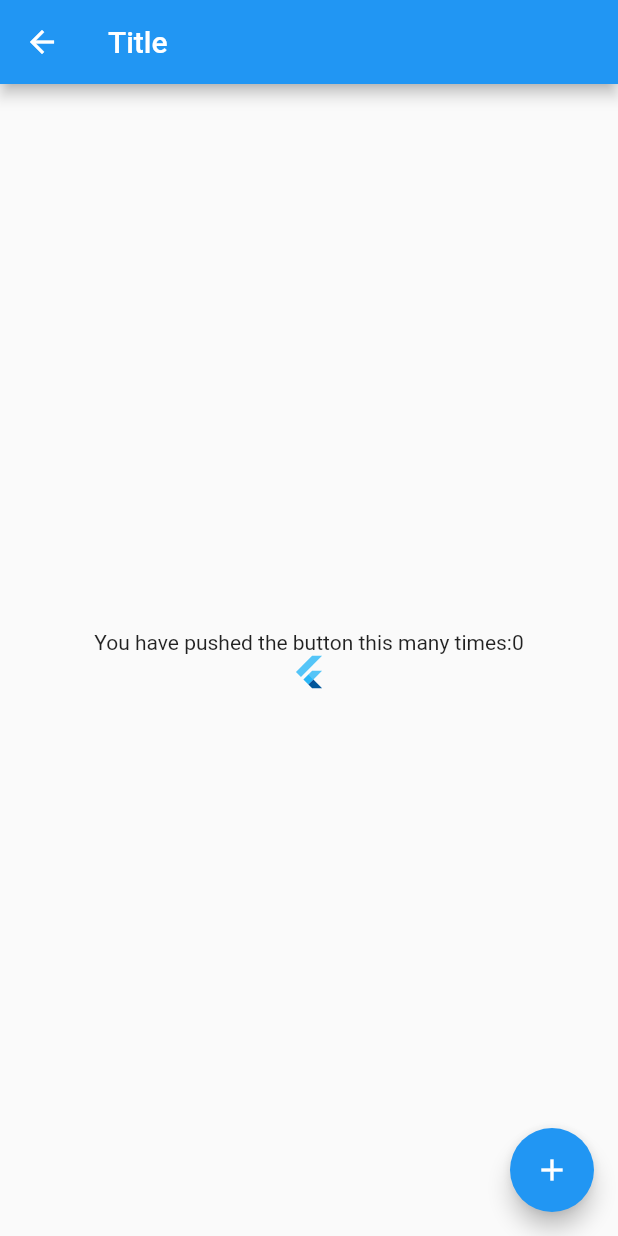
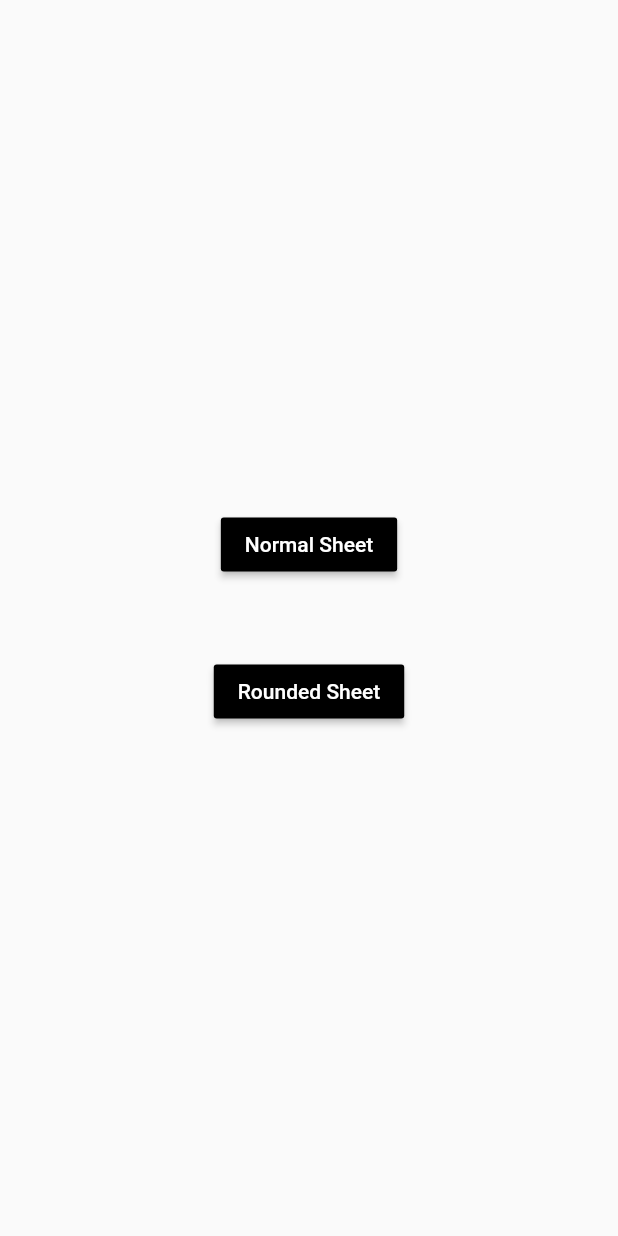
Before and after one commit to kevintonb/snippets, a Flutter app: the screen it shows after launch, after a tap on "#32 Screenshot Widget", on a phone screen of 412 x 824 dp. Run offline on Flutter 3.47's test engine with Material 2 defaults, Android fonts, the phone set to English and light mode, and no system bars; drawn by our look-alikes of screenshot; our stand-ins replace avatar_glow, confetti; missing offline and left inert: circular_reveal_animation; network calls fail.

Commit message:
Rounded Bottom Sheet Corner

```diff
--- a/lib/main.dart
+++ b/lib/main.dart
@@ -115,7 +115,7 @@ class _MyHomePageState extends State<MyHomePage> {
               color: Colors.amber,
               onPressed: () => Navigator.push(
                 context,
-                MaterialPageRoute(builder: (context) => ScreenshotWidget()),
+                MaterialPageRoute(builder: (context) => BottomSheetRound()),
               ),
             ),
           ),
--- a/lib/snips/Screenshot.dart
+++ b/lib/snips/Screenshot.dart
@@ -1,99 +1,70 @@
 import 'dart:io';
-import 'package:image_save/image_save.dart';
+import 'package:flutter/material.dart';
 
 
-import 'package:flutter/material.dart';
-import 'package:screenshot/screenshot.dart';
+// void main() => runApp(MyApp());
 
-void main() => runApp(MyApp());
-
-class MyApp extends StatelessWidget {
-  // This widget is the root of your application.
+class BottomSheetRound extends StatefulWidget {
   @override
-  Widget build(BuildContext context) {
-    return MaterialApp(
-      title: 'Flutter Demo',
-      theme: ThemeData(
-        primarySwatch: Colors.blue,
-      ),
-      home: ScreenshotWidget(title: 'Screenshot Demo Home Page'),
-    );
-  }
+  _BottomSheetRoundState createState() => _BottomSheetRoundState();
 }
 
-class ScreenshotWidget extends StatefulWidget {
-  ScreenshotWidget({Key key, this.title}) : super(key: key);
-  final String title;
+class _BottomSheetRoundState extends State<BottomSheetRound> {
 
-  @override
-  _ScreenshotWidgetState createState() => _ScreenshotWidgetState();
-}
-
-class _ScreenshotWidgetState extends State<ScreenshotWidget> {
-  int _counter = 0;
-  File _imageFile;
-
-  ScreenshotController screenshotController = ScreenshotController();
 
   @override
   void initState() {
-    // TODO: implement initState
     super.initState();
-  }
-
-  void _incrementCounter() {
-    setState(() {
-      _counter++;
-    });
   }
 
   @override
   Widget build(BuildContext context) {
     return Scaffold(
-      appBar: AppBar(
-        title: Text("Title"),
-      ),
-      body: Container(
-        child: new Center(
-          child: Column(
-            mainAxisAlignment: MainAxisAlignment.center,
-            children: <Widget>[
-              Screenshot(
-                controller: screenshotController,
-                child: Column(
-                  children: <Widget>[
-                    Text(
-                      'You have pushed the button this many times:' +
-                          _counter.toString(),
+      body: Center(
+        child: Column(
+          mainAxisAlignment: MainAxisAlignment.center,
+          children: <Widget>[
+            RaisedButton(
+              color: Colors.black,
+                child: Text("Normal Sheet", style: TextStyle(color: Colors.white),),
+                onPressed: (){
+                  showModalBottomSheet<void>(
+                    context: context,
+                    builder: (BuildContext context) {
+                      return Container(
+                        height: 250,
+                        color: Colors.black,
+                      );
+                    },
+                  );
+            }),
+            SizedBox(
+              height: 50,
+            ),
+            RaisedButton(
+                color: Colors.black,
+                child: Text("Rounded Sheet", style: TextStyle(color: Colors.white),),
+                onPressed: (){
+                  showModalBottomSheet<void>(
+                    shape: RoundedRectangleBorder(
+                      borderRadius: BorderRadius.only(
+                        topRight: Radius.circular(30),
+                        topLeft: Radius.circular(30),
+                      ),
                     ),
-                    FlutterLogo(),
-                  ],
-                ),
-              ),
-              _imageFile != null ? Image.file(_imageFile) : Container(),
-            ],
-          ),
+                    clipBehavior: Clip.antiAliasWithSaveLayer,
+                    context: context,
+                    builder: (BuildContext context) {
+                      return Container(
+                        height: 250,
+                        color: Colors.black,
+                      );
+                    },
+                  );
+                }),
+          ],
         ),
       ),
-      floatingActionButton: FloatingActionButton(
-        onPressed: () {
-          _incrementCounter();
-          _imageFile = null;
-          screenshotController
-              .capture(delay: Duration(milliseconds: 10))
-              .then((File image) async {
-            setState(() {
-              _imageFile = image;
-            });
-            await ImageSave.saveImage(image.readAsBytesSync(), "gif", albumName: "demo");
-            print("File Saved to Gallery");
-          }).catchError((onError) {
-            print(onError);
-          });
-        },
-        tooltip: 'Increment',
-        child: Icon(Icons.add),
-      ), // This trailing comma makes auto-formatting nicer for build methods.
     );
   }
 }
--- a/pubspec.yaml
+++ b/pubspec.yaml
@@ -31,8 +31,6 @@ dependencies:
   avatar_glow: ^1.2.0
   convex_bottom_bar: ^2.4.1
   confetti: ^0.5.4+1
-  screenshot: ^0.2.0
-  image_save: ^3.1.1
 
 
 
```
Also changed, not shown: pubspec.lock, 1 other file.
